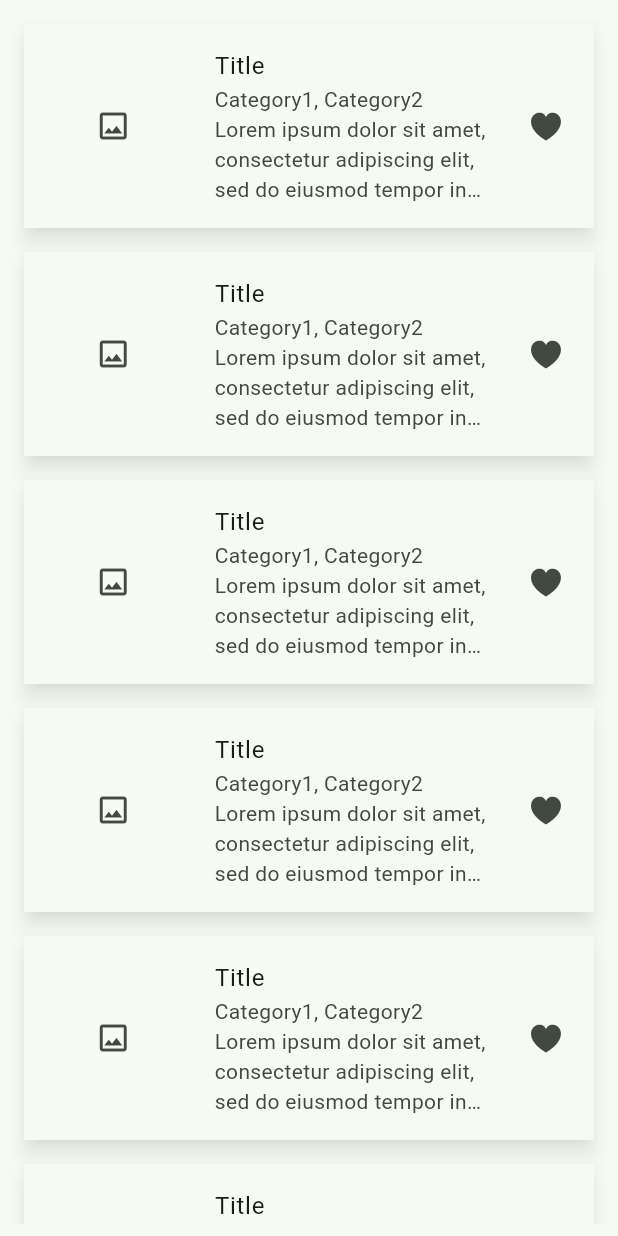
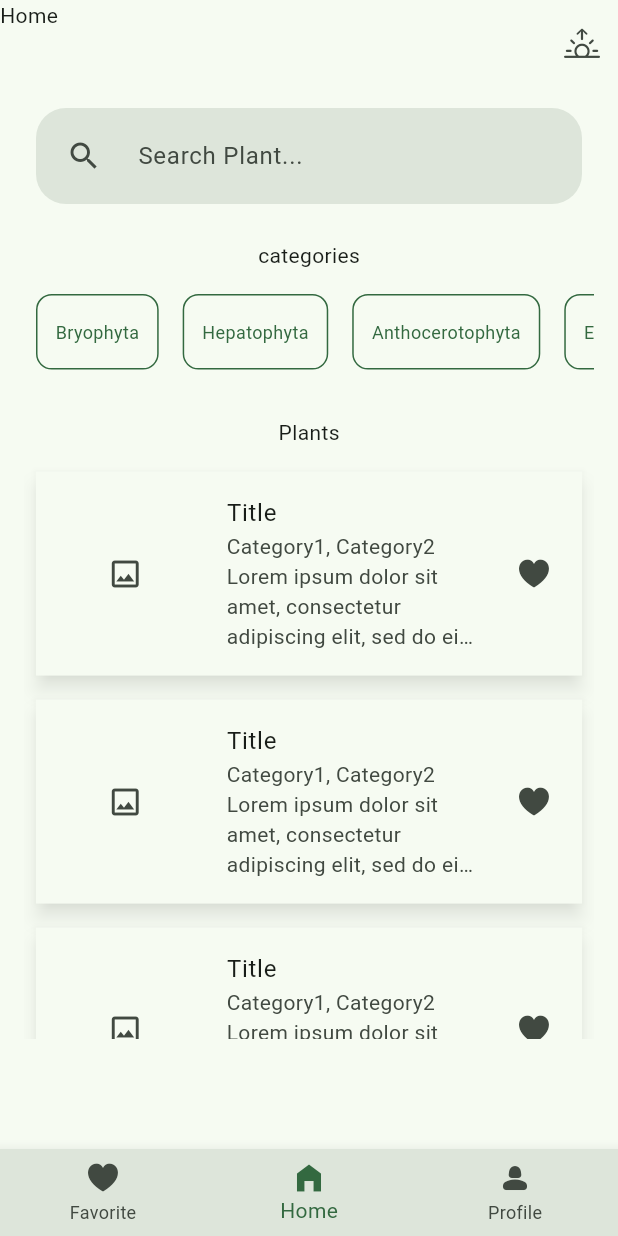
Before and after one commit to Linaeus14/PA_Mobile, a Flutter app: the screen it shows after launch, on a phone screen of 412 x 824 dp. Run offline on Flutter 3.47's test engine with Material 2 defaults, Android fonts, the phone set to English and light mode, and no system bars.

Commit message:
add: home page

```diff
--- a/lib/main.dart
+++ b/lib/main.dart
@@ -1,5 +1,7 @@
 import 'package:flutter/material.dart';
-import 'package:pa_mobile/ui/widget/widget.dart';
+import 'package:pa_mobile/provider/provider.dart';
+import 'package:pa_mobile/ui/page/page.dart';
+import 'package:provider/provider.dart';
 
 void main() {
   runApp(const MyApp());
@@ -13,18 +15,19 @@ class MyApp extends StatelessWidget {
   Widget build(BuildContext context) {
     double width = MediaQuery.of(context).size.width;
     double height = MediaQuery.of(context).size.height;
-    return MaterialApp(
-      title: 'Plantdex',
-      theme: ThemeData(
-        colorScheme: ColorScheme.fromSeed(seedColor: const Color(0xFF338249)),
-        useMaterial3: true,
-      ),
-      home: Scaffold(
-        body: Container(
-          alignment: Alignment.center,
-          child: PlantList(mediaQueryWidth: width, mediaQueryHeight: height),
-        ),
-      ),
+    return MultiProvider(
+      providers: [ChangeNotifierProvider(create: (context) => PlantData())],
+      child: Builder(builder: (context) {
+        return MaterialApp(
+            title: 'Plantdex',
+            debugShowCheckedModeBanner: false,
+            theme: ThemeData(
+              colorScheme:
+                  ColorScheme.fromSeed(seedColor: const Color(0xFF338249)),
+              useMaterial3: true,
+            ),
+            home: MainPage(mediaQueryWidth: width, mediaQueryHeight: height));
+      }),
     );
   }
 }
--- /dev/null
+++ b/lib/provider/plant_data.dart
@@ -0,0 +1,41 @@
+part of './provider.dart';
+
+class PlantData extends ChangeNotifier {
+  static final Map<String, String> _categoriesMap = {
+    "bryophyta": "Bryophyta",
+    "hepatophyta": "Hepatophyta",
+    "anthocerotophyta": "Anthocerotophyta",
+    "equisetophyta": "Equisetophyta",
+    "pteridophyta": "Pteridophyta",
+    "coniferophyta": "Coniferophyta",
+    "ginkgophyta": "Ginkgophyta",
+    "angiosperms": "Angiosperms",
+  };
+  String _selectedCategory = _categoriesMap.keys.first;
+  final List<bool> _caegoriesSelection =
+      List.generate(_categoriesMap.length, (index) => false);
+  final List<bool> _favorite = List.generate(10, (index) => false);
+
+  Map<String, String> get categoriesMap => _categoriesMap;
+  List<bool> get favorite => _favorite;
+  List<bool> get selection => _caegoriesSelection;
+  String get selectedCategory => _selectedCategory;
+  int get categoriesLength => _categoriesMap.length;
+
+  void toggle(int index) {
+    _favorite[index] ? favorite[index] = false : favorite[index] = true;
+    notifyListeners();
+  }
+
+  void onSelected(String typeKey) {
+    _selectedCategory = typeKey;
+    notifyListeners();
+  }
+
+  void togglefilter(int index) {
+    for (var i = 0; i < categoriesLength; i++) {
+      i == index ? selection[index] = true : selection[index] = true;
+    }
+    notifyListeners();
+  }
+}
--- a/lib/provider/provider.dart
+++ b/lib/provider/provider.dart
@@ -0,0 +1,3 @@
+import 'package:flutter/cupertino.dart';
+
+part './plant_data.dart';
--- /dev/null
+++ b/lib/ui/page/main_home_page.dart
@@ -0,0 +1,97 @@
+part of './page.dart';
+
+class HomePage extends StatelessWidget {
+  final double _width;
+  final double _height;
+  const HomePage(
+      {super.key,
+      required double mediaQueryWidth,
+      required double mediaQueryHeight})
+      : _width = mediaQueryWidth,
+        _height = mediaQueryHeight;
+
+  @override
+  Widget build(BuildContext context) {
+    PlantData plantData = Provider.of<PlantData>(context);
+    ColorScheme scheme = Theme.of(context).colorScheme;
+    return Column(
+      mainAxisAlignment: MainAxisAlignment.start,
+      crossAxisAlignment: CrossAxisAlignment.center,
+      children: [
+        const Padding(
+          padding: EdgeInsets.all(8.0),
+          child: SearchField(),
+        ),
+        Padding(
+          padding: const EdgeInsets.all(8.0),
+          child: Column(
+            children: [
+              const Text("categories"),
+              Container(
+                width: _width,
+                height: _height / 10,
+                padding: const EdgeInsets.all(8.0),
+                child: ListView.builder(
+                  scrollDirection: Axis.horizontal,
+                  itemCount: plantData.categoriesLength,
+                  itemBuilder: (BuildContext context, int index) {
+                    return Padding(
+                      padding: const EdgeInsets.all(8.0),
+                      child: ToggleButtons(
+                        renderBorder: true,
+                        color: scheme.primary,
+                        borderColor: scheme.primary,
+                        borderWidth: 1,
+                        borderRadius: BorderRadius.circular(10),
+                        fillColor: scheme.primary,
+                        selectedColor: scheme.background,
+                        isSelected: [plantData.selection[index]],
+                        children: [
+                          Padding(
+                            padding: const EdgeInsets.symmetric(horizontal: 12),
+                            child: Text(
+                                plantData.categoriesMap[plantData
+                                    .categoriesMap.keys
+                                    .elementAt(index)]!,
+                                style: const TextStyle(fontSize: 12)),
+                          )
+                        ],
+                        onPressed: (pressIndex) {
+                          () => plantData.togglefilter(pressIndex);
+                        },
+                      ),
+                    );
+                  },
+                ),
+              ),
+            ],
+          ),
+        ),
+        Padding(
+          padding: const EdgeInsets.all(8.0),
+          child: Column(
+            children: [
+              const Text("Plants"),
+              Container(
+                width: _width,
+                height: _height / 2 - 10,
+                padding: const EdgeInsets.all(8.0),
+                child: ListView.builder(
+                    itemCount: 10,
+                    itemBuilder: (BuildContext context, int index) => Padding(
+                        padding: const EdgeInsets.all(8.0),
+                        child: PlantTile(
+                          width: _width,
+                          height: _height,
+                          favorite: plantData.favorite,
+                          index: index,
+                          onPressed: () => plantData.toggle(index),
+                        ))),
+              )
+            ],
+          ),
+        )
+      ],
+    );
+  }
+}
--- /dev/null
+++ b/lib/ui/page/main_page.dart
@@ -0,0 +1,65 @@
+part of './page.dart';
+
+class MainPage extends StatefulWidget {
+  final double _width;
+  final double _height;
+  const MainPage(
+      {super.key,
+      required double mediaQueryWidth,
+      required double mediaQueryHeight})
+      : _width = mediaQueryWidth,
+        _height = mediaQueryHeight;
+
+  @override
+  State<MainPage> createState() => _MainPageState();
+}
+
+class _MainPageState extends State<MainPage> {
+  static final List<String> navName = ["Favorite", "Home", "Profile"];
+  double get _width => widget._width;
+  double get _height => widget._height;
+  int navIndex = 1;
+
+  @override
+  Widget build(BuildContext context) {
+    final List<Widget> navBody = [
+      HomePage(mediaQueryWidth: _width, mediaQueryHeight: _height),
+      HomePage(mediaQueryWidth: _width, mediaQueryHeight: _height),
+      HomePage(mediaQueryWidth: _width, mediaQueryHeight: _height)
+    ];
+    ColorScheme scheme = Theme.of(context).colorScheme;
+    return Scaffold(
+      appBar: AppBar(
+        leading: Text(navName[navIndex]),
+        actions: [
+          IconButton(onPressed: () {}, icon: const Icon(CupertinoIcons.sunrise))
+        ],
+      ),
+      body: navBody[navIndex],
+      bottomNavigationBar: BottomNavigationBar(
+        type: BottomNavigationBarType.fixed,
+        backgroundColor: scheme.surfaceVariant,
+        unselectedItemColor: scheme.onSurfaceVariant,
+        selectedItemColor: scheme.primary,
+        currentIndex: navIndex,
+        onTap: onItemTap,
+        items: [
+          BottomNavigationBarItem(
+            icon: const Icon(CupertinoIcons.heart_fill),
+            label: navName[0],
+          ),
+          BottomNavigationBarItem(
+            icon: const Icon(Icons.home_filled),
+            label: navName[1],
+          ),
+          BottomNavigationBarItem(
+            icon: const Icon(Icons.person_2_rounded),
+            label: navName[2],
+          )
+        ],
+      ),
+    );
+  }
+
+  void onItemTap(int index) => setState(() => navIndex = index);
+}
--- a/lib/ui/page/page.dart
+++ b/lib/ui/page/page.dart
@@ -0,0 +1,8 @@
+import 'package:flutter/cupertino.dart';
+import 'package:flutter/material.dart';
+import 'package:pa_mobile/provider/provider.dart';
+import 'package:pa_mobile/ui/widget/widget.dart';
+import 'package:provider/provider.dart';
+
+part './main_page.dart';
+part './main_home_page.dart';
--- a/lib/ui/widget/button_primary.dart
+++ b/lib/ui/widget/button_primary.dart
@@ -1,10 +1,10 @@
 part of './widget.dart';
 
 class ButtonPrimary extends StatelessWidget {
-  final void Function() _onPressed;
   final String _text;
   final double _width;
   final double _height;
+  final void Function() _onPressed;
   const ButtonPrimary(
       {super.key,
       required String text,
--- a/lib/ui/widget/button_secondary.dart
+++ b/lib/ui/widget/button_secondary.dart
@@ -1,10 +1,10 @@
 part of './widget.dart';
 
 class ButtonSecondary extends StatelessWidget {
-  final void Function() _onPressed;
   final String _text;
   final double _width;
   final double _height;
+  final void Function() _onPressed;
   const ButtonSecondary(
       {super.key,
       required String text,
@@ -24,8 +24,8 @@ class ButtonSecondary extends StatelessWidget {
       child: OutlinedButton(
           style: OutlinedButton.styleFrom(
             elevation: 2,
-            shape:
-                RoundedRectangleBorder(borderRadius: BorderRadius.circular(5.0)),
+            shape: RoundedRectangleBorder(
+                borderRadius: BorderRadius.circular(5.0)),
             side: BorderSide(width: 1.5, color: scheme.primary),
             minimumSize: Size(8 * _width / 10, _height / 10), //////// HERE
           ),
--- a/lib/ui/widget/list_tile.dart
+++ b/lib/ui/widget/list_tile.dart
@@ -1,40 +1,37 @@
 part of './widget.dart';
 
-class PlantList extends StatefulWidget {
+class PlantTile extends StatefulWidget {
+  const PlantTile(
+      {super.key,
+      required double width,
+      required double height,
+      required this.favorite,
+      required this.index,
+      required this.onPressed})
+      : _width = width,
+        _height = height;
+
   final double _width;
   final double _height;
-  const PlantList(
-      {super.key,
-      required double mediaQueryWidth,
-      required double mediaQueryHeight})
-      : _width = mediaQueryWidth,
-        _height = mediaQueryHeight;
+  final List<bool> favorite;
+  final int index;
+  final void Function() onPressed;
 
   @override
-  State<PlantList> createState() => _PlantListState();
+  State<PlantTile> createState() => PlantTileState();
 }
 
-class _PlantListState extends State<PlantList> {
-  List<bool> favorite = List.generate(10, (index) => false);
-  double get _width => widget._width;
-  double get _height => widget._height;
+class PlantTileState extends State<PlantTile> {
   @override
   Widget build(BuildContext context) {
-    return Padding(
-      padding: const EdgeInsets.all(8.0),
-      child: Expanded(
-        child: ListView.builder(
-            itemCount: 10,
-            itemBuilder: (BuildContext context, int index) => Padding(
-                  padding: const EdgeInsets.all(8.0),
-                  child: Material(
+    return Material(
       elevation: 5,
       shadowColor: Colors.black45,
       child: ListTile(
         contentPadding: const EdgeInsets.all(8.0),
         leading: Container(
-                        width: 5 * _width / 20,
-                        height: 2 * _height / 10,
+          width: 5 * widget._width / 20,
+          height: 2 * widget._height / 10,
           alignment: Alignment.center,
           child: const Icon(Icons.image_outlined),
         ),
@@ -52,18 +49,12 @@ class _PlantListState extends State<PlantList> {
         ),
         trailing: IconButton(
             icon: Icon(
-                          favorite[index]
+              widget.favorite[widget.index]
                   ? CupertinoIcons.heart_fill
                   : CupertinoIcons.heart_solid,
-                          color: favorite[index] ? Colors.red : null,
+              color: widget.favorite[widget.index] ? Colors.red : null,
             ),
-                        onPressed: () => setState(() => favorite[index]
-                            ? favorite[index] = false
-                            : favorite[index] = true),
-                      ),
-                    ),
-                  ),
-                )),
+            onPressed: widget.onPressed),
       ),
     );
   }
--- a/pubspec.yaml
+++ b/pubspec.yaml
@@ -35,6 +35,7 @@ dependencies:
   # The following adds the Cupertino Icons font to your application.
   # Use with the CupertinoIcons class for iOS style icons.
   cupertino_icons: ^1.0.2
+  provider: ^6.1.1
 
 dev_dependencies:
   flutter_test:
```
Also changed, not shown: pubspec.lock. Lines whose indentation alone changed are shown as unchanged.
